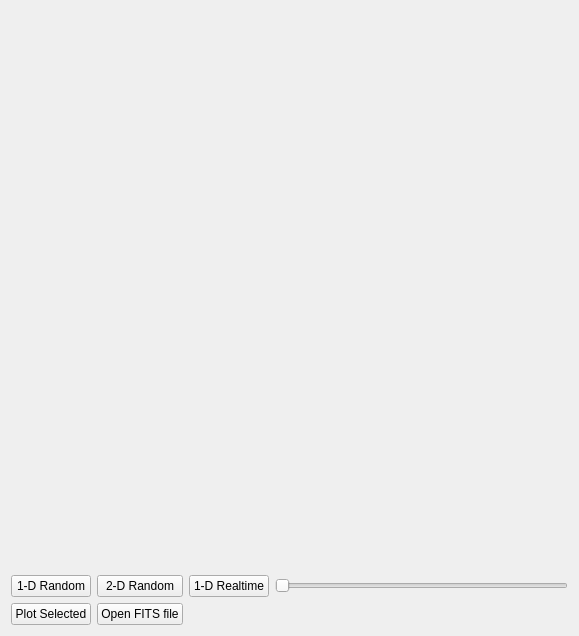
Qt form magicPlot.ui (davetbarr/magicplot) before a commit.
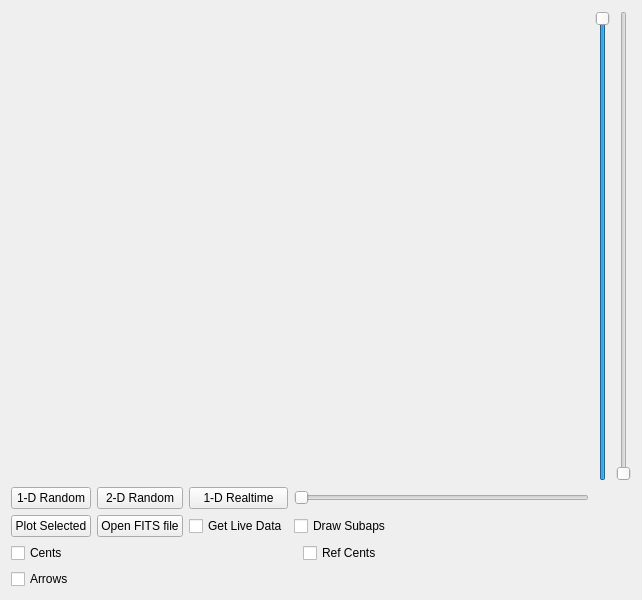
The same form after that commit.

Commit message: get data from darc streams, draw subaps, draw centroids (and ref cents), draw arrows, got rid of histogram and put sliders for max, min

```diff
--- a/magicPlot.ui
+++ b/magicPlot.ui
@@ -6,8 +6,8 @@
    <rect>
     <x>0</x>
     <y>0</y>
-    <width>579</width>
-    <height>636</height>
+    <width>642</width>
+    <height>600</height>
    </rect>
   </property>
   <property name="windowTitle">
@@ -38,31 +38,45 @@
      </widget>
     </widget>
    </item>
+   <item row="0" column="1">
+    <widget class="QSlider" name="maxSlider">
+     <property name="maximum">
+      <number>255</number>
+     </property>
+     <property name="value">
+      <number>255</number>
+     </property>
+     <property name="orientation">
+      <enum>Qt::Vertical</enum>
+     </property>
+    </widget>
+   </item>
+   <item row="0" column="2">
+    <widget class="QSlider" name="minSlider">
+     <property name="maximum">
+      <number>255</number>
+     </property>
+     <property name="orientation">
+      <enum>Qt::Vertical</enum>
+     </property>
+    </widget>
+   </item>
    <item row="1" column="0">
     <layout class="QGridLayout" name="gridLayout_2">
-     <item row="0" column="0">
-      <widget class="QPushButton" name="plotRand1d">
-       <property name="sizePolicy">
-        <sizepolicy hsizetype="Minimum" vsizetype="Maximum">
-         <horstretch>0</horstretch>
-         <verstretch>0</verstretch>
-        </sizepolicy>
-       </property>
+     <property name="horizontalSpacing">
+      <number>6</number>
+     </property>
+     <item row="1" column="2">
+      <widget class="QCheckBox" name="getLiveData">
        <property name="text">
-        <string>1-D Random</string>
+        <string>Get Live Data</string>
        </property>
       </widget>
      </item>
-     <item row="0" column="1">
-      <widget class="QPushButton" name="plotRand2d">
-       <property name="sizePolicy">
-        <sizepolicy hsizetype="Minimum" vsizetype="Maximum">
-         <horstretch>0</horstretch>
-         <verstretch>0</verstretch>
-        </sizepolicy>
-       </property>
+     <item row="1" column="1">
+      <widget class="QPushButton" name="openFitsFile">
        <property name="text">
-        <string>2-D Random</string>
+        <string>Open FITS file</string>
        </property>
       </widget>
      </item>
@@ -73,6 +87,19 @@
        </property>
       </widget>
      </item>
+     <item row="0" column="1">
+      <widget class="QPushButton" name="plotRand2d">
+       <property name="sizePolicy">
+        <sizepolicy hsizetype="Minimum" vsizetype="Maximum">
+         <horstretch>0</horstretch>
+         <verstretch>0</verstretch>
+        </sizepolicy>
+       </property>
+       <property name="text">
+        <string>2-D Random</string>
+       </property>
+      </widget>
+     </item>
      <item row="0" column="3">
       <widget class="QSlider" name="bufferSizeSlider">
        <property name="mouseTracking">
@@ -105,10 +132,48 @@
        </property>
       </widget>
      </item>
-     <item row="1" column="1">
-      <widget class="QPushButton" name="openFitsFile">
+     <item row="1" column="3">
+      <widget class="QCheckBox" name="subApDraw">
        <property name="text">
-        <string>Open FITS file</string>
+        <string>Draw Subaps</string>
+       </property>
+      </widget>
+     </item>
+     <item row="0" column="0">
+      <widget class="QPushButton" name="plotRand1d">
+       <property name="sizePolicy">
+        <sizepolicy hsizetype="Minimum" vsizetype="Maximum">
+         <horstretch>0</horstretch>
+         <verstretch>0</verstretch>
+        </sizepolicy>
+       </property>
+       <property name="text">
+        <string>1-D Random</string>
+       </property>
+      </widget>
+     </item>
+    </layout>
+   </item>
+   <item row="2" column="0">
+    <layout class="QGridLayout" name="gridLayout_3">
+     <item row="0" column="0">
+      <widget class="QCheckBox" name="drawCentroids">
+       <property name="text">
+        <string>Cents</string>
+       </property>
+      </widget>
+     </item>
+     <item row="1" column="0">
+      <widget class="QCheckBox" name="drawArr">
+       <property name="text">
+        <string>Arrows</string>
+       </property>
+      </widget>
+     </item>
+     <item row="0" column="1">
+      <widget class="QCheckBox" name="drawRefCents">
+       <property name="text">
+        <string>Ref Cents</string>
        </property>
       </widget>
      </item>
```
The commit also changes 6 other files.
